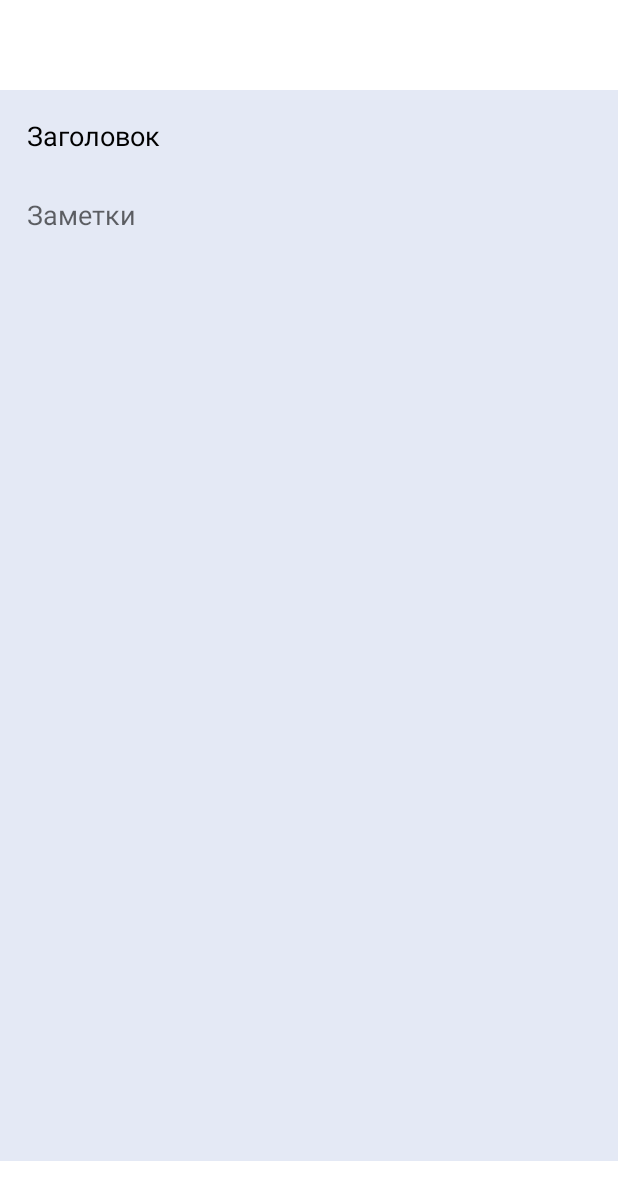
After one commit to TheJecksMan/SmartNoteBookV1, an Android app: the CreateAndEditNote screen opened directly, with no data from a screen before it, on a phone screen of 412 x 824 dp. The commit adds this screen. Shown: the top 1200 px of the screen. Run offline under Robolectric (Android 15) with nearby library versions, the phone set to English and light mode, and no system bars.

Commit message:
add Notes

```diff
--- a/app/build.gradle
+++ b/app/build.gradle
@@ -11,7 +11,7 @@ android {
         minSdkVersion 21
         targetSdkVersion 30
         versionCode 1
-        versionName 'v.1.0.2b'
+        versionName 'v.1.0.3b'
 
         testInstrumentationRunner "androidx.test.runner.AndroidJUnitRunner"
     }
@@ -37,6 +37,8 @@ dependencies {
     implementation 'androidx.legacy:legacy-support-v4:1.0.0'
     implementation 'androidx.lifecycle:lifecycle-livedata-ktx:2.3.1'
     implementation 'androidx.lifecycle:lifecycle-viewmodel-ktx:2.3.1'
+    implementation 'androidx.navigation:navigation-fragment:2.3.5'
+    implementation 'androidx.navigation:navigation-ui:2.3.5'
     testImplementation 'junit:junit:4.13.2'
     androidTestImplementation 'androidx.test.ext:junit:1.1.2'
     androidTestImplementation 'androidx.test.espresso:espresso-core:3.3.0'
--- a/app/src/main/AndroidManifest.xml
+++ b/app/src/main/AndroidManifest.xml
@@ -11,10 +11,11 @@
         android:label="@string/app_name"
         android:roundIcon="@mipmap/ic_launcher_round"
         android:supportsRtl="true"
+        android:windowSoftInputMode="adjustResize"
         android:theme="@style/Theme.MaterialComponents.DayNight.NoActionBar">
         <activity android:name=".Trash"></activity>
         <activity android:name=".EditText" />
-        <activity android:name=".CreateNote" />
+        <activity android:name=".CreateAndEditNote" />
         <activity android:name=".MainActivityMainMenu" />
         <activity android:name=".MainActivityNoteBook" />
         <activity android:name=".MainActivity">
--- /dev/null
+++ b/app/src/main/java/com/example/smartnotebook/CreateAndEditNote.java
@@ -0,0 +1,62 @@
+package com.example.smartnotebook;
+
+import androidx.appcompat.app.AppCompatActivity;
+
+import android.os.Bundle;
+import android.view.View;
+import android.view.WindowManager;
+import android.widget.TextView;
+
+import java.util.Date;
+
+public class CreateAndEditNote extends AppCompatActivity {
+
+    View editTextHead;
+    View editTextBody;
+    TextView lastModifiedDate;
+
+    @Override
+    protected void onCreate(Bundle savedInstanceState) {
+        super.onCreate(savedInstanceState);
+        setContentView(R.layout.activity_create_note);
+        setAdjustScreen();
+
+         editTextHead = findViewById(R.id.editTextHeadText);
+         editTextBody= findViewById(R.id.editTextNotes);
+         lastModifiedDate = findViewById(R.id.lastModifiedDate);
+
+
+        editTextBody.setOnFocusChangeListener(new View.OnFocusChangeListener() {
+            @Override
+            public void onFocusChange(View view, boolean hasFocus) {
+                if (!hasFocus) {
+                    Date dateBody = new Date();
+                    lastModifiedDate.setText("Последние изменения:\n" + dateBody.toString());
+                }
+            }
+        });
+
+        editTextHead.setOnFocusChangeListener(new View.OnFocusChangeListener() {
+            @Override
+            public void onFocusChange(View view, boolean hasFocus) {
+                if (!hasFocus) {
+                    Date dateHead = new Date();
+                    lastModifiedDate.setText("Последние изменения:\n" + dateHead.toString());
+                }
+            }
+        });
+
+
+    }
+
+    private void setAdjustScreen() {
+        getWindow().setSoftInputMode(WindowManager.LayoutParams.SOFT_INPUT_ADJUST_RESIZE);
+        getWindow().setSoftInputMode(WindowManager.LayoutParams.SOFT_INPUT_ADJUST_PAN);
+    }
+
+    @Override
+    protected void onDestroy() {
+        super.onDestroy();
+        lastModifiedDate = null;
+    }
+}
--- a/app/src/main/java/com/example/smartnotebook/notes_fg.java
+++ b/app/src/main/java/com/example/smartnotebook/notes_fg.java
@@ -30,7 +30,7 @@ public class notes_fg extends Fragment {
         button.setOnClickListener(new View.OnClickListener() {
 
             public void onClick(View v) {
-                Intent intentCreateNote = new Intent(getContext(),CreateNote.class);
+                Intent intentCreateNote = new Intent(getContext(), CreateAndEditNote.class);
                 startActivity(intentCreateNote);
             }
         });
--- a/app/src/main/res/drawable/ic_outline_reply.xml
+++ b/app/src/main/res/drawable/ic_outline_title_24.xml
@@ -3,9 +3,8 @@
     android:height="24dp"
     android:viewportWidth="24"
     android:viewportHeight="24"
-    android:tint="?attr/colorControlNormal"
-    android:autoMirrored="true">
+    android:tint="?attr/colorControlNormal">
   <path
       android:fillColor="@android:color/white"
-      android:pathData="M10,9V5l-7,7 7,7v-4.1c5,0 8.5,1.6 11,5.1 -1,-5 -4,-10 -11,-11z"/>
+      android:pathData="M5,4v3h5.5v12h3V7H19V4H5z"/>
 </vector>
--- a/app/src/main/res/layout/activity_create_note.xml
+++ b/app/src/main/res/layout/activity_create_note.xml
@@ -4,6 +4,103 @@
     xmlns:tools="http://schemas.android.com/tools"
     android:layout_width="match_parent"
     android:layout_height="match_parent"
-    tools:context=".CreateNote">
+    android:background="@color/MainMenu"
+    android:focusableInTouchMode="true"
+    tools:context=".CreateAndEditNote">
+
+
+    <View
+        android:id="@+id/view3"
+        android:layout_width="0dp"
+        android:layout_height="60dp"
+        android:background="@color/white"
+        app:layout_constraintEnd_toEndOf="parent"
+        app:layout_constraintStart_toStartOf="parent"
+        app:layout_constraintTop_toTopOf="parent" />
+
+    <View
+        android:id="@+id/view"
+        android:layout_width="0dp"
+        android:layout_height="50dp"
+        android:background="@color/white"
+        app:layout_constraintBottom_toBottomOf="parent"
+        app:layout_constraintEnd_toEndOf="parent"
+        app:layout_constraintHorizontal_bias="0.0"
+        app:layout_constraintStart_toStartOf="parent" />
+
+    <ScrollView
+        android:id="@+id/scrollView3"
+        android:layout_width="0dp"
+        android:layout_height="0dp"
+        app:layout_constraintBottom_toTopOf="@+id/view"
+        app:layout_constraintEnd_toEndOf="parent"
+        app:layout_constraintHorizontal_bias="0.0"
+        app:layout_constraintStart_toStartOf="parent"
+        app:layout_constraintTop_toBottomOf="@+id/view3"
+        app:layout_constraintVertical_bias="0.0">
+
+        <androidx.constraintlayout.widget.ConstraintLayout
+            android:layout_width="match_parent"
+            android:layout_height="wrap_content">
+
+            <EditText
+                android:id="@+id/editTextNotes"
+                android:layout_width="0dp"
+                android:layout_height="wrap_content"
+                android:layout_marginStart="8dp"
+                android:layout_marginTop="8dp"
+                android:layout_marginEnd="8dp"
+                android:background="@color/MainMenu"
+                android:ems="10"
+                android:focusable="true"
+                android:focusableInTouchMode="true"
+                android:gravity="top"
+                android:hint="@string/textViewNotes"
+                android:importantForAutofill="no"
+                android:inputType="textMultiLine|textNoSuggestions|textPersonName"
+                android:padding="10dp"
+                android:scrollbarAlwaysDrawVerticalTrack="true"
+                app:layout_constraintEnd_toEndOf="parent"
+                app:layout_constraintStart_toStartOf="parent"
+                app:layout_constraintTop_toBottomOf="@+id/editTextHeadText" />
+
+            <TextView
+                android:id="@+id/lastModifiedDate"
+                android:layout_width="wrap_content"
+                android:layout_height="wrap_content"
+                android:layout_marginTop="16dp"
+                android:layout_marginEnd="8dp"
+                android:layout_marginBottom="16dp"
+                app:layout_constraintBottom_toBottomOf="parent"
+                app:layout_constraintEnd_toEndOf="parent"
+                app:layout_constraintHorizontal_bias="0.833"
+                app:layout_constraintStart_toStartOf="parent"
+                app:layout_constraintTop_toBottomOf="@+id/editTextNotes"
+                app:layout_constraintVertical_bias="0.0" />
+
+            <EditText
+                android:id="@+id/editTextHeadText"
+                android:layout_width="0dp"
+                android:layout_height="wrap_content"
+                android:layout_marginStart="8dp"
+                android:layout_marginTop="8dp"
+                android:layout_marginEnd="8dp"
+                android:background="@null"
+                android:backgroundTint="#FFFFFF"
+                android:ems="10"
+                android:focusable="true"
+                android:focusableInTouchMode="true"
+                android:gravity="top"
+                android:hint="@string/textViewHead"
+                android:importantForAutofill="no"
+                android:inputType="textMultiLine|textNoSuggestions|textPersonName"
+                android:padding="10dp"
+                android:scrollbarAlwaysDrawVerticalTrack="true"
+                android:textColorHint="#000000"
+                app:layout_constraintEnd_toEndOf="parent"
+                app:layout_constraintStart_toStartOf="parent"
+                app:layout_constraintTop_toTopOf="parent" />
+        </androidx.constraintlayout.widget.ConstraintLayout>
+    </ScrollView>
 
 </androidx.constraintlayout.widget.ConstraintLayout>
--- a/app/src/main/res/menu/menu_main.xml
+++ b/app/src/main/res/menu/menu_main.xml
@@ -8,16 +8,16 @@
     <item
         android:id="@+id/ItemReminders"
         android:enabled="true"
-        android:icon="@drawable/ic_outline_alarm"
+        android:icon="@drawable/main_menu_outline_alarm"
         android:title="Reminders" />
     <item
         android:id="@+id/ItemFolders"
         android:enabled="true"
-        android:icon="@drawable/ic_outline_folder"
+        android:icon="@drawable/main_menu_outline_folder"
         android:title="Folders" />
     <item
         android:id="@+id/ItemAccount"
         android:enabled="true"
-        android:icon="@drawable/ic_outline_account_circle"
+        android:icon="@drawable/main_menu_outline_account_circle"
         android:title="Account" />
 </menu>
--- /dev/null
+++ b/app/src/main/res/navigation/nav.xml
@@ -0,0 +1,5 @@
+<?xml version="1.0" encoding="utf-8"?>
+<navigation xmlns:android="http://schemas.android.com/apk/res/android"
+    xmlns:app="http://schemas.android.com/apk/res-auto" android:id="@+id/nav">
+
+</navigation>
```
Also changed, not shown: app/src/main/java/com/example/smartnotebook/CreateNote.java (deleted, +0 -14 lines), app/src/main/res/drawable/ic_outline_color_lens_24.xml (added, +22 -0 lines), app/src/main/res/drawable/ic_outline_image_24.xml (added, +10 -0 lines), app/src/main/res/layout/activity_main_main_menu.xml (+4 -4 lines), app/src/main/res/drawable/main_menu_outline_account_circle.xml (renamed from app/src/main/res/drawable/ic_outline_account_circle.xml), app/src/main/res/drawable/main_menu_outline_alarm.xml (renamed from app/src/main/res/drawable/ic_outline_alarm.xml), app/src/main/res/drawable/main_menu_outline_folder.xml (renamed from app/src/main/res/drawable/ic_outline_folder.xml), app/src/main/res/drawable/main_menu_outline_notes.xml (renamed from app/src/main/res/drawable/ic_outline_notes.xml).
